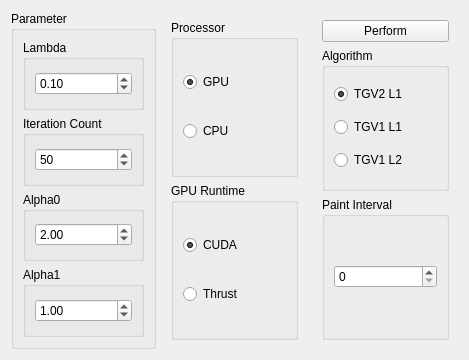
Above: source/modules/thrust_tgv/TGVWidget.ui from josefkoller/ambient_image_processor before the change. Below: the same form after it.
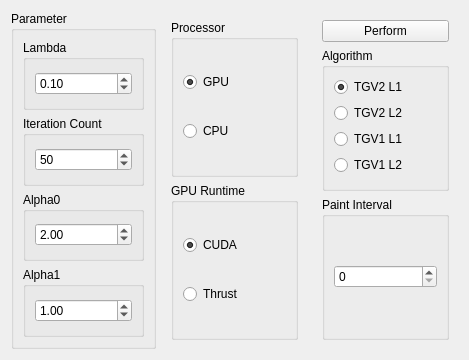
That is the form after the change.

Diff of the .ui file:
```diff
--- a/source/modules/thrust_tgv/TGVWidget.ui
+++ b/source/modules/thrust_tgv/TGVWidget.ui
@@ -186,6 +186,13 @@
            </property>
           </widget>
          </item>
+         <item>
+          <widget class="QRadioButton" name="tgv2_l2_algorithm_checkbox">
+           <property name="text">
+            <string>TGV2 L2</string>
+           </property>
+          </widget>
+         </item>
          <item>
           <widget class="QRadioButton" name="tgv1_l1_algorithm_checkbox">
            <property name="text">
```
